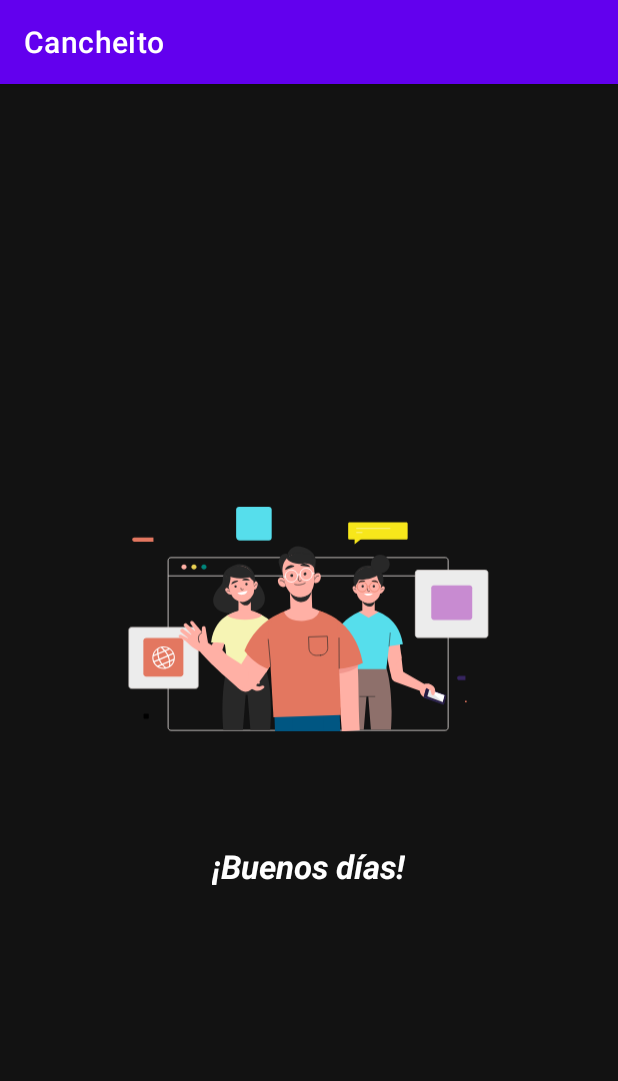
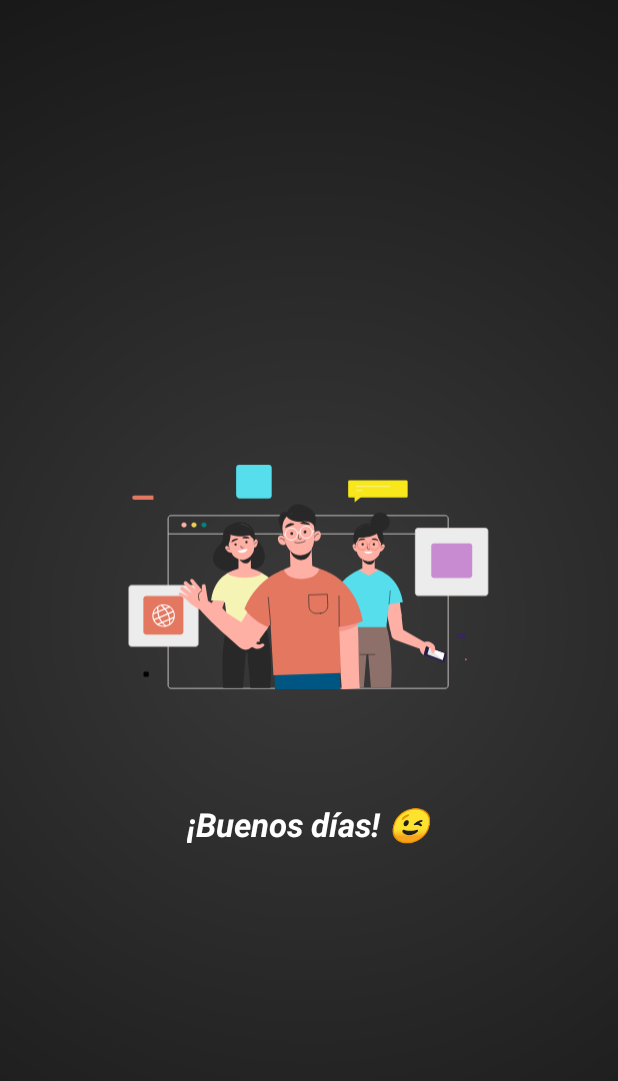
Before and after one commit to SamStormDEV/App_Movil_Cancheito, an Android app: the SplashActivity screen opened directly, with no data from a screen before it, on a phone screen of 412 x 824 dp. Shown: the top 1081 px of the screen. Run offline under Robolectric (Android 15) with nearby library versions, the phone set to English and light mode, and no system bars.

Commit message:
mejoras intro

```diff
--- a/app/src/main/AndroidManifest.xml
+++ b/app/src/main/AndroidManifest.xml
@@ -10,7 +10,7 @@
         android:label="@string/app_name"
         android:roundIcon="@mipmap/tienda_icono_round"
         android:supportsRtl="true"
-        android:theme="@style/Theme.Myappcancheito">
+        android:theme="@style/Theme.Myappcancheito.Splash">
         <activity
             android:name=".SplashActivity"
             android:exported="true">
--- a/app/src/main/java/com/example/myappcancheito/SplashActivity.kt
+++ b/app/src/main/java/com/example/myappcancheito/SplashActivity.kt
@@ -13,8 +13,6 @@ class SplashActivity : AppCompatActivity() {
 
         val saludoTextView = findViewById<TextView>(R.id.txtSaludo)
         saludoTextView.text = getGreeting()
-
-        // Animación moderna en el saludo
         saludoTextView.alpha = 0f
         saludoTextView.translationY = 100f
         saludoTextView.animate()
@@ -26,17 +24,15 @@ class SplashActivity : AppCompatActivity() {
         iniciarCuentaRegresiva()
     }
 
-    // Función para saludo dinámico según la hora
     private fun getGreeting(): String {
         val hour = java.util.Calendar.getInstance().get(java.util.Calendar.HOUR_OF_DAY)
         return when (hour) {
-            in 0..11 -> "¡Buenos días!"
-            in 12..18 -> "¡Buenas tardes!"
-            else -> "¡Buenas noches!"
+            in 0..11 -> "¡Buenos días! 😉"
+            in 12..18 -> "¡Buenas tardes! 😎"
+            else -> "¡Buenas noches! 🤓"
         }
     }
 
-    // Timer de 4 segundos para ir a MainActivity
     private fun iniciarCuentaRegresiva() {
         object : CountDownTimer(4000, 1000) {
             override fun onTick(millisUntilFinished: Long) {}
--- /dev/null
+++ b/app/src/main/res/drawable/bg_splash_gradient.xml
@@ -0,0 +1,12 @@
+<?xml version="1.0" encoding="utf-8"?>
+<shape xmlns:android="http://schemas.android.com/apk/res/android"
+    android:shape="rectangle">
+
+    <gradient
+        android:type="radial"
+        android:gradientRadius="800dp"
+        android:centerX="50%"
+        android:centerY="50%"
+        android:startColor="#3A3A3A"
+        android:endColor="#000000"/>
+</shape>
--- a/app/src/main/res/layout/activity_splash.xml
+++ b/app/src/main/res/layout/activity_splash.xml
@@ -7,7 +7,7 @@
     android:layout_width="match_parent"
     android:layout_height="match_parent"
     android:gravity="center"
-    android:background="#121212"
+    android:background="@drawable/bg_splash_gradient"
     tools:context=".SplashActivity">
 
     <androidx.appcompat.widget.LinearLayoutCompat
@@ -16,7 +16,6 @@
         android:gravity="center"
         android:orientation="vertical">
 
-        <!-- Animación Lottie -->
         <com.airbnb.lottie.LottieAnimationView
             android:id="@+id/lottieSplash"
             android:layout_width="250dp"
@@ -25,14 +24,13 @@
             app:lottie_loop="true"
             app:lottie_autoPlay="true"/>
 
-        <!-- Texto de saludo -->
         <TextView
             android:id="@+id/txtSaludo"
             android:textSize="22sp"
             android:textStyle="bold|italic"
             android:textColor="@android:color/white"
             android:layout_marginTop="25dp"
-            android:text="Hola!"
+            android:text="@string/app_name"
             android:layout_width="wrap_content"
             android:layout_height="wrap_content"/>
 
--- a/app/src/main/res/values/themes.xml
+++ b/app/src/main/res/values/themes.xml
@@ -22,4 +22,11 @@
     <style name="Theme.Myappcancheito.AppBarOverlay" parent="ThemeOverlay.AppCompat.Dark.ActionBar" />
 
     <style name="Theme.Myappcancheito.PopupOverlay" parent="ThemeOverlay.AppCompat.Light" />
+
+    <style name="Theme.Myappcancheito.Splash" parent="Theme.MaterialComponents.DayNight.NoActionBar">
+        <item name="android:windowFullscreen">true</item>
+        <item name="android:windowContentOverlay">@null</item>
+        <item name="android:windowBackground">@drawable/bg_splash_gradient</item>
+        <item name="android:textColorPrimary">#B0B0B0</item>
+    </style>
 </resources>
```
